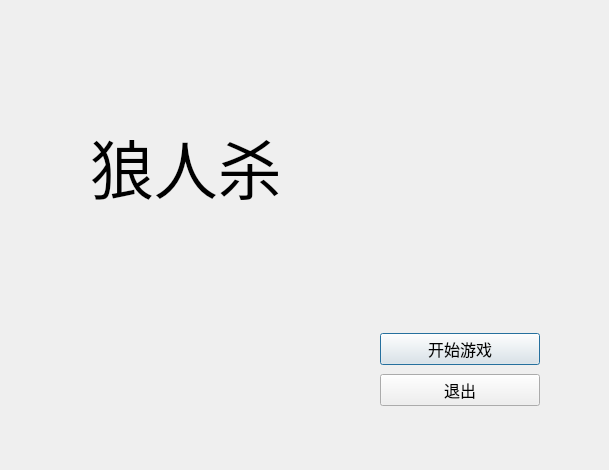
The window that server/werewolf.ui (GeminiBuddies/OOPLRS) describes before a commit, drawn with Qt 5.
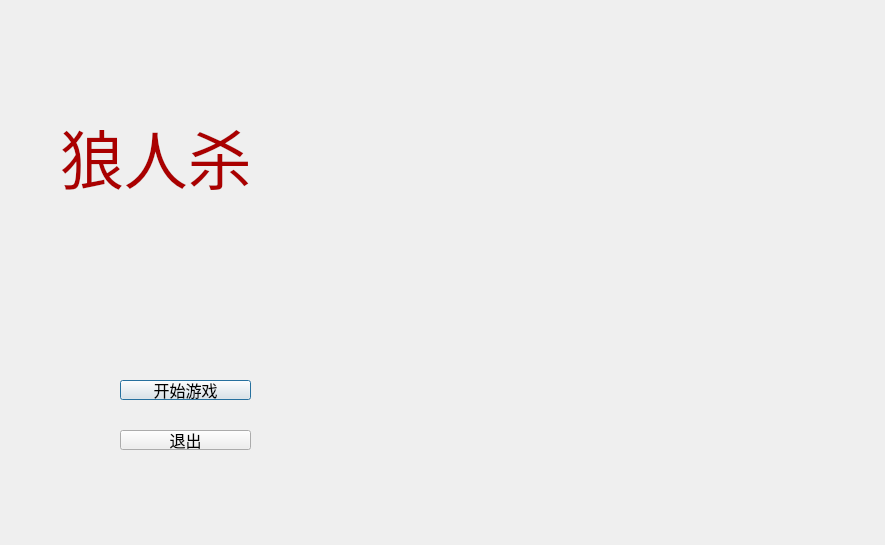
The same window after the commit. Icons and pictures are not drawn.

```diff
--- a/server/werewolf.ui
+++ b/server/werewolf.ui
@@ -6,61 +6,25 @@
    <rect>
     <x>0</x>
     <y>0</y>
-    <width>609</width>
-    <height>470</height>
+    <width>885</width>
+    <height>545</height>
    </rect>
   </property>
   <property name="windowTitle">
    <string>Dialog</string>
   </property>
-  <widget class="QWidget" name="verticalLayoutWidget">
-   <property name="geometry">
-    <rect>
-     <x>380</x>
-     <y>330</y>
-     <width>160</width>
-     <height>80</height>
-    </rect>
-   </property>
-   <layout class="QVBoxLayout" name="verticalLayout">
-    <item>
-     <widget class="QPushButton" name="pushButton_2">
-      <property name="font">
-       <font>
-        <family>楷体</family>
-        <pointsize>12</pointsize>
-        <weight>50</weight>
-        <bold>false</bold>
-       </font>
-      </property>
-      <property name="text">
-       <string>开始游戏</string>
-      </property>
-     </widget>
-    </item>
-    <item>
-     <widget class="QPushButton" name="pushButton">
-      <property name="font">
-       <font>
-        <family>楷体</family>
-        <pointsize>12</pointsize>
-        <weight>50</weight>
-        <bold>false</bold>
-       </font>
-      </property>
-      <property name="text">
-       <string>退出</string>
-      </property>
-     </widget>
-    </item>
-   </layout>
-  </widget>
+  <property name="autoFillBackground">
+   <bool>false</bool>
+  </property>
+  <property name="styleSheet">
+   <string notr="true">border-image: url(:/new/prefix1/03.jpg);</string>
+  </property>
   <widget class="QLabel" name="label">
    <property name="geometry">
     <rect>
-     <x>90</x>
-     <y>110</y>
-     <width>231</width>
+     <x>60</x>
+     <y>100</y>
+     <width>241</width>
      <height>111</height>
     </rect>
    </property>
@@ -70,10 +34,67 @@
      <pointsize>48</pointsize>
     </font>
    </property>
+   <property name="autoFillBackground">
+    <bool>false</bool>
+   </property>
+   <property name="styleSheet">
+    <string notr="true">border-image: url(:/new/prefix1/08.jpg);
+color: rgb(170, 0, 0);</string>
+   </property>
    <property name="text">
     <string>狼人杀</string>
    </property>
   </widget>
+  <widget class="QPushButton" name="pushButton_2">
+   <property name="geometry">
+    <rect>
+     <x>120</x>
+     <y>380</y>
+     <width>131</width>
+     <height>20</height>
+    </rect>
+   </property>
+   <property name="font">
+    <font>
+     <family>楷体</family>
+     <pointsize>12</pointsize>
+     <weight>50</weight>
+     <bold>false</bold>
+    </font>
+   </property>
+   <property name="styleSheet">
+    <string notr="true">border-image: url(:/new/prefix1/07.jpg);
+</string>
+   </property>
+   <property name="text">
+    <string>开始游戏</string>
+   </property>
+  </widget>
+  <widget class="QPushButton" name="pushButton">
+   <property name="geometry">
+    <rect>
+     <x>120</x>
+     <y>430</y>
+     <width>131</width>
+     <height>20</height>
+    </rect>
+   </property>
+   <property name="font">
+    <font>
+     <family>楷体</family>
+     <pointsize>12</pointsize>
+     <weight>50</weight>
+     <bold>false</bold>
+    </font>
+   </property>
+   <property name="styleSheet">
+    <string notr="true">border-image: url(:/new/prefix1/07.jpg);
+</string>
+   </property>
+   <property name="text">
+    <string>退出</string>
+   </property>
+  </widget>
  </widget>
  <resources/>
  <connections>
```
